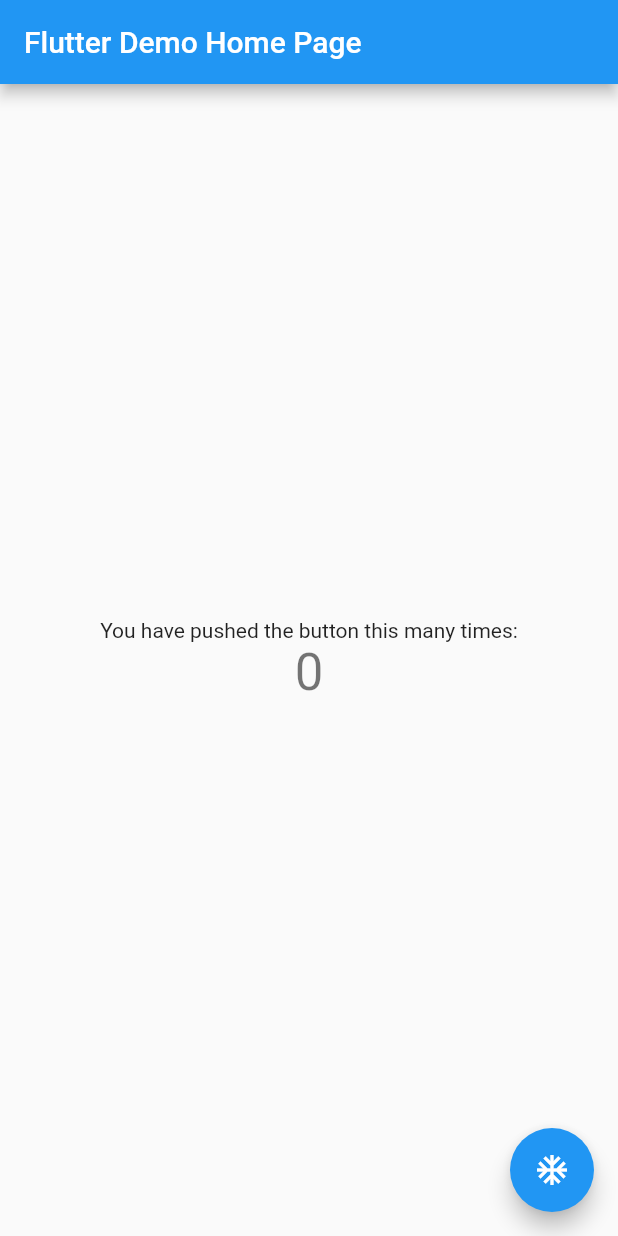
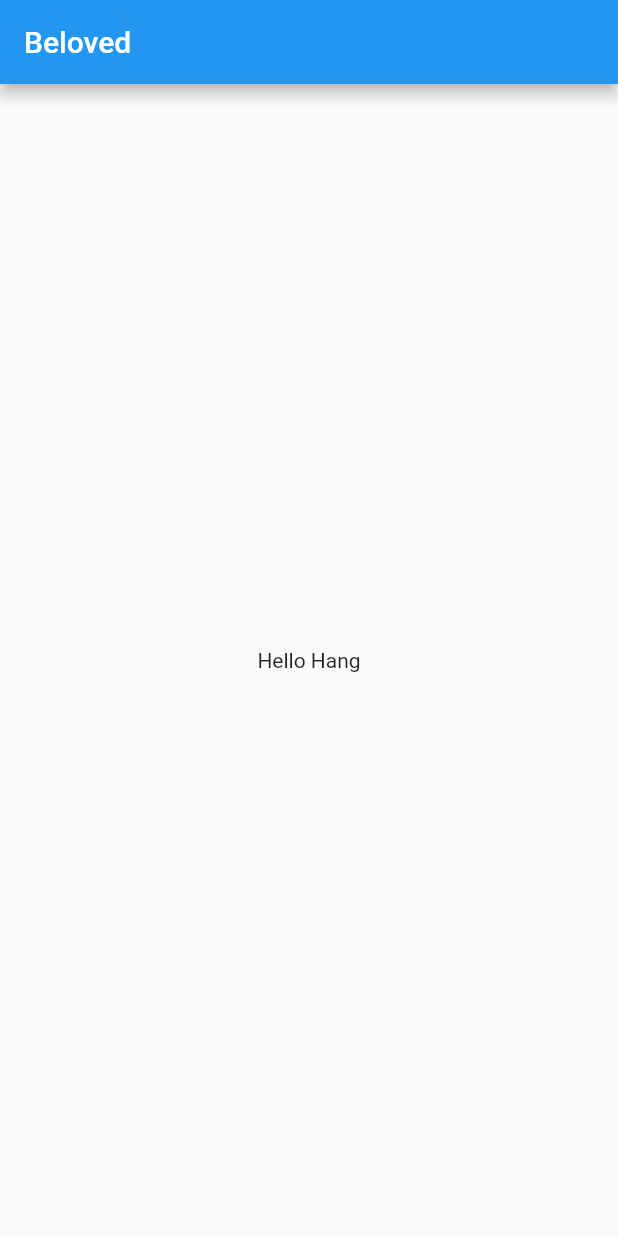
Before and after one commit to aqaurius6666/flutter-space, a Flutter app: the screen it shows after launch, on a phone screen of 412 x 824 dp. Run offline on Flutter 3.47's test engine with Material 2 defaults, Android fonts, the phone set to English and light mode, and no system bars.

Commit message:
chapter 1 page 37

```diff
--- /dev/null
+++ b/lib/chapter1/chapter1.dart
@@ -0,0 +1,24 @@
+
+
+import 'package:flutter/material.dart';
+
+class Chapter1App extends StatelessWidget {
+  const Chapter1App({Key? key}) : super(key: key);
+
+  @override
+  Widget build(BuildContext context) {
+    return MaterialApp(
+      title: "Beloved",
+      home: Scaffold(
+        appBar: AppBar(title: const Text("Beloved")),
+        body: const Center(
+          child: Text("Hello Hang"),
+        )
+      )
+    );
+
+  }
+
+
+
+}
--- a/lib/main.dart
+++ b/lib/main.dart
@@ -1,115 +1,5 @@
+
+import 'package:demo_flutter/chapter1/chapter1.dart';
 import 'package:flutter/material.dart';
 
-void main() {
-  runApp(const MyApp());
-}
-
-class MyApp extends StatelessWidget {
-  const MyApp({Key? key}) : super(key: key);
-
-  // This widget is the root of your application.
-  @override
-  Widget build(BuildContext context) {
-    return MaterialApp(
-      title: 'Flutter Demo',
-      theme: ThemeData(
-        // This is the theme of your application.
-        //
-        // Try running your application with "flutter run". You'll see the
-        // application has a blue toolbar. Then, without quitting the app, try
-        // changing the primarySwatch below to Colors.green and then invoke
-        // "hot reload" (press "r" in the console where you ran "flutter run",
-        // or simply save your changes to "hot reload" in a Flutter IDE).
-        // Notice that the counter didn't reset back to zero; the application
-        // is not restarted.
-        primarySwatch: Colors.blue,
-      ),
-      home: const MyHomePage(title: 'Flutter Demo Home Page'),
-    );
-  }
-}
-
-class MyHomePage extends StatefulWidget {
-  const MyHomePage({Key? key, required this.title}) : super(key: key);
-
-  // This widget is the home page of your application. It is stateful, meaning
-  // that it has a State object (defined below) that contains fields that affect
-  // how it looks.
-
-  // This class is the configuration for the state. It holds the values (in this
-  // case the title) provided by the parent (in this case the App widget) and
-  // used by the build method of the State. Fields in a Widget subclass are
-  // always marked "final".
-
-  final String title;
-
-  @override
-  State<MyHomePage> createState() => _MyHomePageState();
-}
-
-class _MyHomePageState extends State<MyHomePage> {
-  int _counter = 0;
-
-  void _incrementCounter() {
-    setState(() {
-      // This call to setState tells the Flutter framework that something has
-      // changed in this State, which causes it to rerun the build method below
-      // so that the display can reflect the updated values. If we changed
-      // _counter without calling setState(), then the build method would not be
-      // called again, and so nothing would appear to happen.
-      _counter++;
-    });
-  }
-
-  @override
-  Widget build(BuildContext context) {
-    // This method is rerun every time setState is called, for instance as done
-    // by the _incrementCounter method above.
-    //
-    // The Flutter framework has been optimized to make rerunning build methods
-    // fast, so that you can just rebuild anything that needs updating rather
-    // than having to individually change instances of widgets.
-    return Scaffold(
-      appBar: AppBar(
-        // Here we take the value from the MyHomePage object that was created by
-        // the App.build method, and use it to set our appbar title.
-        title: Text(widget.title),
-      ),
-      body: Center(
-        // Center is a layout widget. It takes a single child and positions it
-        // in the middle of the parent.
-        child: Column(
-          // Column is also a layout widget. It takes a list of children and
-          // arranges them vertically. By default, it sizes itself to fit its
-          // children horizontally, and tries to be as tall as its parent.
-          //
-          // Invoke "debug painting" (press "p" in the console, choose the
-          // "Toggle Debug Paint" action from the Flutter Inspector in Android
-          // Studio, or the "Toggle Debug Paint" command in Visual Studio Code)
-          // to see the wireframe for each widget.
-          //
-          // Column has various properties to control how it sizes itself and
-          // how it positions its children. Here we use mainAxisAlignment to
-          // center the children vertically; the main axis here is the vertical
-          // axis because Columns are vertical (the cross axis would be
-          // horizontal).
-          mainAxisAlignment: MainAxisAlignment.center,
-          children: <Widget>[
-            const Text(
-              'You have pushed the button this many times:',
-            ),
-            Text(
-              '$_counter',
-              style: Theme.of(context).textTheme.headline4,
-            ),
-          ],
-        ),
-      ),
-      floatingActionButton: FloatingActionButton(
-        onPressed: _incrementCounter,
-        tooltip: 'Increment',
-        child: const Icon(Icons.ac_unit),
-      ), // This trailing comma makes auto-formatting nicer for build methods.
-    );
-  }
-}
+void main() => runApp(const Chapter1App());
```
